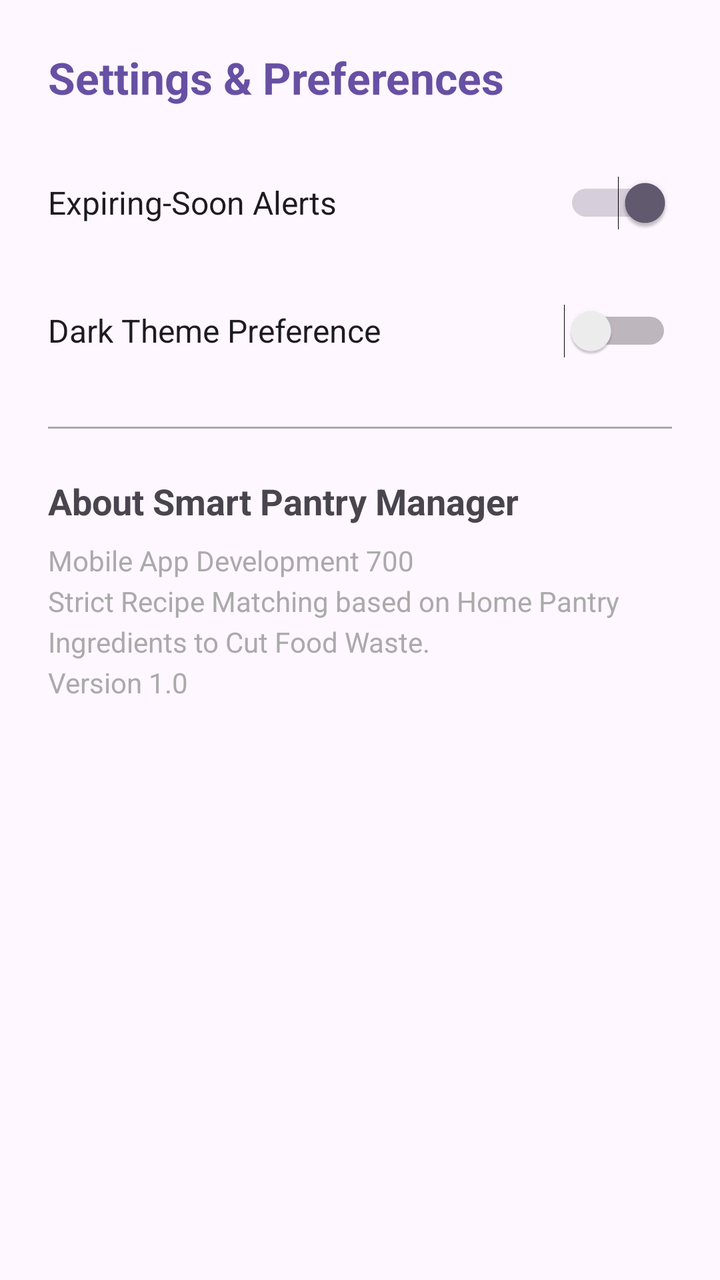
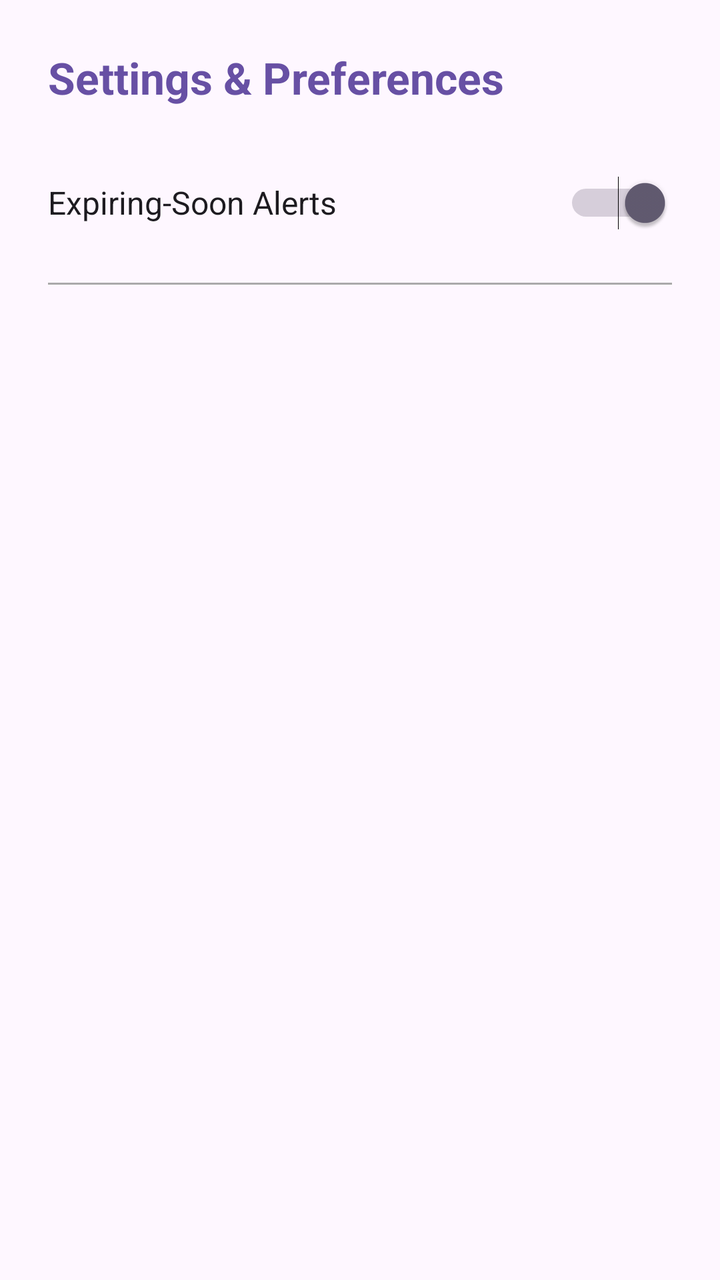

The first picture is an Android layout as it rendered before a commit; the second is the same layout after the commit. The layout source and the unified diff follow.
<!-- AndroidManifest.xml: application theme Theme.SmartPantryManager -->
<!-- res/layout/activity_settings.xml -->
<?xml version="1.0" encoding="utf-8"?>
<LinearLayout xmlns:android="http://schemas.android.com/apk/res/android"
    android:layout_width="match_parent"
    android:layout_height="match_parent"
    android:orientation="vertical"
    android:padding="24dp">

    <TextView
        android:layout_width="match_parent"
        android:layout_height="wrap_content"
        android:text="Settings &amp; Preferences"
        android:textSize="22sp"
        android:textStyle="bold"
        android:textColor="?attr/colorPrimary"
        android:layout_marginBottom="24dp" />

    <Switch
        android:id="@+id/switchExpiringAlerts"
        android:layout_width="match_parent"
        android:layout_height="wrap_content"
        android:text="Expiring-Soon Alerts"
        android:textSize="16sp"
        android:checked="true"
        android:layout_marginBottom="16dp"
        android:minHeight="48dp" />

    <Switch
        android:id="@+id/switchDarkMode"
        android:layout_width="match_parent"
        android:layout_height="wrap_content"
        android:text="Dark Theme Preference"
        android:textSize="16sp"
        android:checked="false"
        android:layout_marginBottom="24dp"
        android:minHeight="48dp" />

    <View
        android:layout_width="match_parent"
        android:layout_height="1dp"
        android:background="@android:color/darker_gray"
        android:layout_marginBottom="24dp" />

    <TextView
        android:layout_width="match_parent"
        android:layout_height="wrap_content"
        android:text="About Smart Pantry Manager"
        android:textSize="18sp"
        android:textStyle="bold"
        android:layout_marginBottom="8dp" />

    <TextView
        android:layout_width="match_parent"
        android:layout_height="wrap_content"
        android:text="Mobile App Development 700\nStrict Recipe Matching based on Home Pantry Ingredients to Cut Food Waste.\nVersion 1.0"
        android:textSize="14sp"
        android:textColor="@android:color/darker_gray"
        android:lineSpacingExtra="4dp" />

</LinearLayout>
<!-- resources referenced by this layout -->
<resources>
  <style name="Theme.SmartPantryManager" parent="Base.Theme.SmartPantryManager" />
  <style name="Base.Theme.SmartPantryManager" parent="Theme.Material3.DayNight.NoActionBar">
          
          
      </style>
</resources>

<!-- the commit's change to res/layout/activity_settings.xml (unified diff, before → after) -->
@@ -24,36 +24,10 @@
         android:layout_marginBottom="16dp"
         android:minHeight="48dp" />
 
-    <Switch
-        android:id="@+id/switchDarkMode"
-        android:layout_width="match_parent"
-        android:layout_height="wrap_content"
-        android:text="Dark Theme Preference"
-        android:textSize="16sp"
-        android:checked="false"
-        android:layout_marginBottom="24dp"
-        android:minHeight="48dp" />
-
     <View
         android:layout_width="match_parent"
         android:layout_height="1dp"
         android:background="@android:color/darker_gray"
         android:layout_marginBottom="24dp" />
 
-    <TextView
-        android:layout_width="match_parent"
-        android:layout_height="wrap_content"
-        android:text="About Smart Pantry Manager"
-        android:textSize="18sp"
-        android:textStyle="bold"
-        android:layout_marginBottom="8dp" />
-
-    <TextView
-        android:layout_width="match_parent"
-        android:layout_height="wrap_content"
-        android:text="Mobile App Development 700\nStrict Recipe Matching based on Home Pantry Ingredients to Cut Food Waste.\nVersion 1.0"
-        android:textSize="14sp"
-        android:textColor="@android:color/darker_gray"
-        android:lineSpacingExtra="4dp" />
-
 </LinearLayout>
